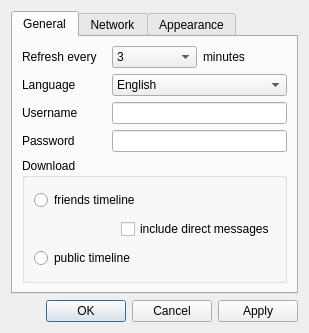
ayoy/qtwitter, file ui/settings.ui: the form before one commit.
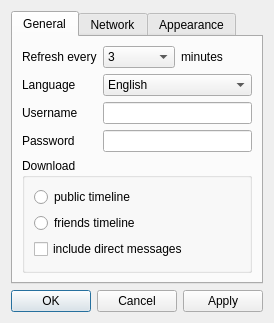
The form after the commit.

What changed in the file:
```diff
--- a/ui/settings.ui
+++ b/ui/settings.ui
@@ -5,9 +5,9 @@
   <property name="geometry">
    <rect>
     <x>0</x>
-    <y>0</y>
-    <width>309</width>
-    <height>333</height>
+    <y>16</y>
+    <width>261</width>
+    <height>300</height>
    </rect>
   </property>
   <property name="sizePolicy">
@@ -151,6 +151,13 @@
           <string>Download</string>
          </property>
          <layout class="QVBoxLayout" name="verticalLayout">
+          <item>
+           <widget class="QRadioButton" name="radioPublic">
+            <property name="text">
+             <string>public timeline</string>
+            </property>
+           </widget>
+          </item>
           <item>
            <widget class="QRadioButton" name="radioFriends">
             <property name="text">
@@ -159,33 +166,9 @@
            </widget>
           </item>
           <item>
-           <layout class="QHBoxLayout" name="horizontalLayout_2">
-            <item>
-             <spacer name="horizontalSpacer_2">
-              <property name="orientation">
-               <enum>Qt::Horizontal</enum>
-              </property>
-              <property name="sizeHint" stdset="0">
-               <size>
-                <width>40</width>
-                <height>20</height>
-               </size>
-              </property>
-             </spacer>
-            </item>
-            <item>
              <widget class="QCheckBox" name="directCheckBox">
               <property name="text">
                <string>include direct messages</string>
-              </property>
-             </widget>
-            </item>
-           </layout>
-          </item>
-          <item>
-           <widget class="QRadioButton" name="radioPublic">
-            <property name="text">
-             <string>public timeline</string>
             </property>
            </widget>
           </item>
```
Lines whose indentation alone changed are shown as unchanged.
